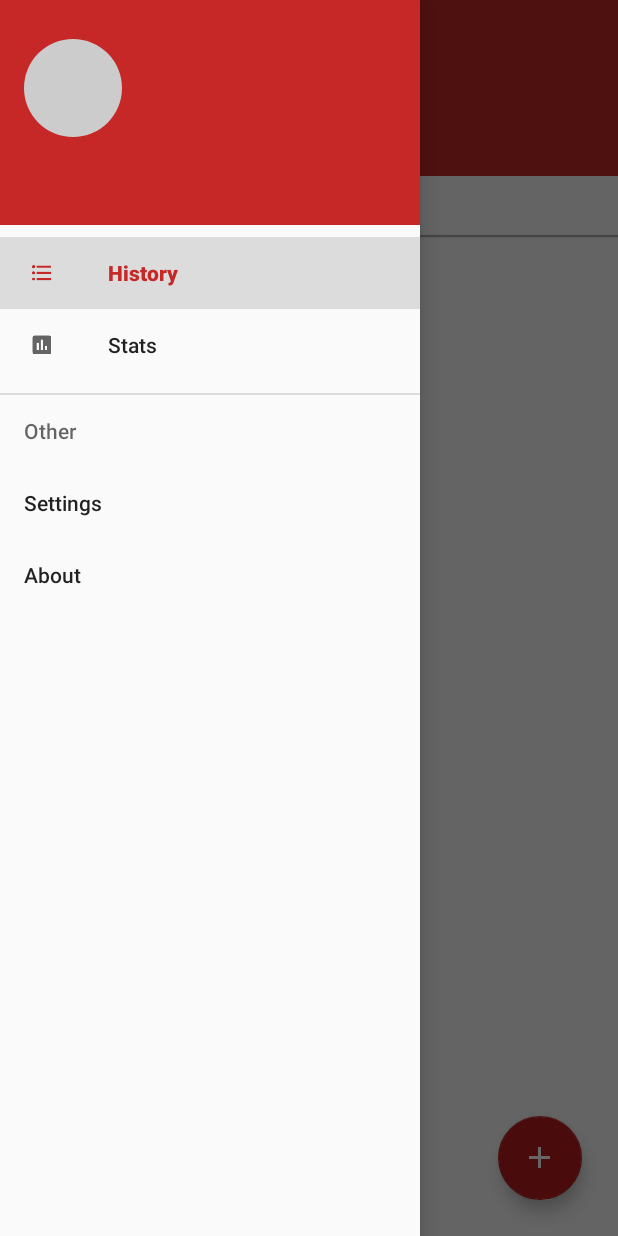
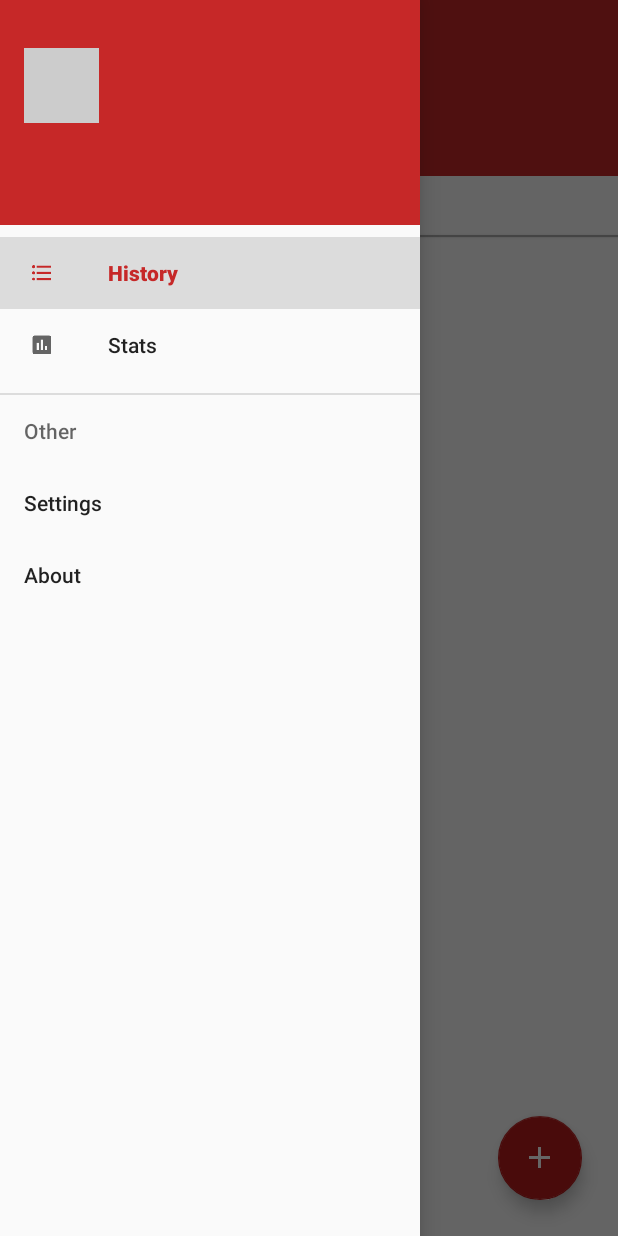
Before and after one commit to TobiPristupin/RUN, an Android app: the screen it shows after launch once a user with an empty profile is signed in (MainActivity), with the side drawer open, on a phone screen of 412 x 824 dp. Run offline under Robolectric (Android 15) with nearby library versions, the phone set to English and light mode, and no system bars; our stand-ins replace Firebase (no records; nobody signed in at launch, a user with empty details on screens opened directly), Picasso; libraries missing offline, so code that uses them is left out: com.jaredrummler.materialspinner, jp.wasabeef.recyclerview; plain views replace MaterialSpinner; pictures from the network do not load; 9 statements that could not run were skipped.

```diff
--- a/app/build.gradle
+++ b/app/build.gradle
@@ -45,8 +45,8 @@ dependencies {
     compile 'mbanje.kurt:fabbutton:1.2.4@aar'
     compile 'com.wang.avi:library:2.1.3'
     compile 'jp.wasabeef:recyclerview-animators:2.2.7'
-    compile 'com.jaredrummler:material-spinner:1.2.0'
-    compile 'de.hdodenhof:circleimageview:2.1.0'
+    compile 'com.jaredrummler:material-spinner:1.2.1'
+    compile 'com.squareup.picasso:picasso:2.5.2'
     testCompile 'junit:junit:4.12'
 }
 
--- a/app/src/main/java/com/example/tobias/run/app/MainActivity.java
+++ b/app/src/main/java/com/example/tobias/run/app/MainActivity.java
@@ -33,8 +33,10 @@ import com.example.tobias.run.history.HistoryFragment;
 import com.example.tobias.run.login.LoginActivity;
 import com.example.tobias.run.settings.SettingsActivity;
 import com.example.tobias.run.stats.StatsFragment;
+import com.example.tobias.run.utils.CircleTransform;
 import com.google.firebase.auth.FirebaseAuth;
 import com.google.firebase.auth.FirebaseUser;
+import com.squareup.picasso.Picasso;
 
 import java.io.InputStream;
 
@@ -104,19 +106,14 @@ public class MainActivity extends AppCompatActivity {
         View headerLayout = navigationView.getHeaderView(0);
         ((TextView) headerLayout.findViewById(R.id.navheader_username_text)).setText(user.getDisplayName());
         ((TextView) headerLayout.findViewById(R.id.navheader_email_text)).setText(user.getEmail());
-        Drawable userPhoto;
 
-        try {
-            //Convert user photo url into drawable
-            InputStream inputStream = getContentResolver().openInputStream(user.getPhotoUrl());
-            userPhoto = Drawable.createFromStream(inputStream, user.getPhotoUrl().toString());
-        } catch (Exception e) {
-            //If can't convert because there is no image available use default image
-            userPhoto = getResources().getDrawable(R.color.iron);
-        }
+        ImageView profileImage = (ImageView) headerLayout.findViewById(R.id.navheader_profile_image);
 
-        ((ImageView)headerLayout.findViewById(R.id.navheader_profile_image)).setImageDrawable(userPhoto);
-
+        Picasso.with(MainActivity.this)
+                .load(user.getPhotoUrl())
+                .placeholder(R.color.iron)
+                .transform(new CircleTransform())
+                .into(profileImage);
     }
 
 
@@ -135,8 +132,8 @@ public class MainActivity extends AppCompatActivity {
     public void loadLogIn(){
         Intent intent = new Intent(MainActivity.this, LoginActivity.class);
         //Flags prevent user from returning to MainActivity when pressing back button
-//        intent.addFlags(Intent.FLAG_ACTIVITY_NEW_TASK);
-//        intent.addFlags(Intent.FLAG_ACTIVITY_CLEAR_TASK);
+        intent.addFlags(Intent.FLAG_ACTIVITY_NEW_TASK);
+        intent.addFlags(Intent.FLAG_ACTIVITY_CLEAR_TASK);
         startActivity(intent);
     }
 
--- a/app/src/main/java/com/example/tobias/run/history/adapter/HistoryRecyclerViewAdapter.java
+++ b/app/src/main/java/com/example/tobias/run/history/adapter/HistoryRecyclerViewAdapter.java
@@ -25,8 +25,8 @@ import java.util.ArrayList;
 public class HistoryRecyclerViewAdapter extends SelectableAdapter<HistoryRecyclerViewAdapter.HistoryViewHolder> {
 
     public interface OnItemClicked {
-        void onClick(final int position);
-        boolean onLongClick(final int position);
+        void onClick(int position);
+        boolean onLongClick(int position);
     }
 
     private ArrayList<TrackedRun> trackedRuns = new ArrayList<>();
--- a/app/src/main/java/com/example/tobias/run/history/adapter/SelectableAdapter.java
+++ b/app/src/main/java/com/example/tobias/run/history/adapter/SelectableAdapter.java
@@ -19,11 +19,11 @@ public abstract class SelectableAdapter <VH extends RecyclerView.ViewHolder> ext
      * @return List of selected items ids
      */
     public List<Integer> getSelectedItems() {
-        List<Integer> items = new ArrayList<>(selectedItems.size());
+        List<Integer> itemsIndex = new ArrayList<>(selectedItems.size());
         for (int i = 0; i < selectedItems.size(); ++i) {
-            items.add(selectedItems.keyAt(i));
+            itemsIndex.add(selectedItems.keyAt(i));
         }
-        return items;
+        return itemsIndex;
     }
 
     /**
--- a/app/src/main/java/com/example/tobias/run/login/NewAccountFragment.java
+++ b/app/src/main/java/com/example/tobias/run/login/NewAccountFragment.java
@@ -46,7 +46,7 @@ public class NewAccountFragment extends Fragment {
     private TextInputLayout emailLayout;
     private TextInputLayout passwordLayout;
     private TextInputLayout passwordLayout2;
-    private FirebaseAuth firebaseAuth;
+    private FirebaseAuth firebaseAuth = FirebaseAuth.getInstance();
     private Button createAccountButton;
     private AVLoadingIndicatorView loadingIndicator;
     private static final String TAG = "LoginActivity";
@@ -62,7 +62,6 @@ public class NewAccountFragment extends Fragment {
         passwordLayout = (TextInputLayout) rootView.findViewById(R.id.new_account_password1);
         passwordLayout2 = (TextInputLayout) rootView.findViewById(R.id.new_account_password2);
         loadingIndicator = (AVLoadingIndicatorView) rootView.findViewById(R.id.new_account_loading_indicator);
-        firebaseAuth = FirebaseAuth.getInstance();
         createAccountButton = (Button) rootView.findViewById(R.id.new_account_create_account_button);
 
         //Configures all TextInputLayout to remove their errors every time text is inputted
--- a/app/src/main/res/layout/navview_header.xml
+++ b/app/src/main/res/layout/navview_header.xml
@@ -8,12 +8,12 @@
     android:layout_width="match_parent"
     android:layout_height="150dp">
 
-    <de.hdodenhof.circleimageview.CircleImageView
+    <ImageView
         android:id="@+id/navheader_profile_image"
-        android:layout_width="65dp"
-        android:layout_height="65dp"
+        android:layout_width="50dp"
+        android:layout_height="50dp"
         android:layout_marginLeft="16dp"
-        android:layout_marginTop="26dp"
+        android:layout_marginTop="32dp"
         app:layout_constraintLeft_toLeftOf="parent"
         app:layout_constraintTop_toTopOf="parent"
         tools:src="@color/cardview_light_background" />
@@ -28,7 +28,7 @@
         android:textStyle="bold"
         android:layout_marginLeft="8dp"
         app:layout_constraintLeft_toLeftOf="@+id/navheader_profile_image"
-        android:layout_marginTop="8dp"
+        android:layout_marginTop="16dp"
         app:layout_constraintTop_toBottomOf="@+id/navheader_profile_image"/>
 
     <TextView
```
Also changed, not shown: app/src/main/java/com/example/tobias/run/history/HistoryFragment.java (+19 -19 lines), app/src/main/java/com/example/tobias/run/login/LoginActivity.java (+7 -3 lines), app/src/main/java/com/example/tobias/run/utils/CircleTransform.java (added, +46 -0 lines), app/src/main/res/drawable-hdpi/ic_delete.png (added), app/src/main/res/drawable-hdpi/ic_edit.png (added), app/src/main/res/drawable-mdpi/ic_delete.png (added), app/src/main/res/drawable-mdpi/ic_edit.png (added), app/src/main/res/drawable-xhdpi/ic_delete.png (added), app/src/main/res/drawable-xhdpi/ic_edit.png (added), app/src/main/res/drawable-xxhdpi/ic_delete.png (added), app/src/main/res/drawable-xxhdpi/ic_edit.png (added), app/src/main/res/drawable-xxxhdpi/ic_delete.png (added), app/src/main/res/drawable-xxxhdpi/ic_edit.png (added), 1 other file.
